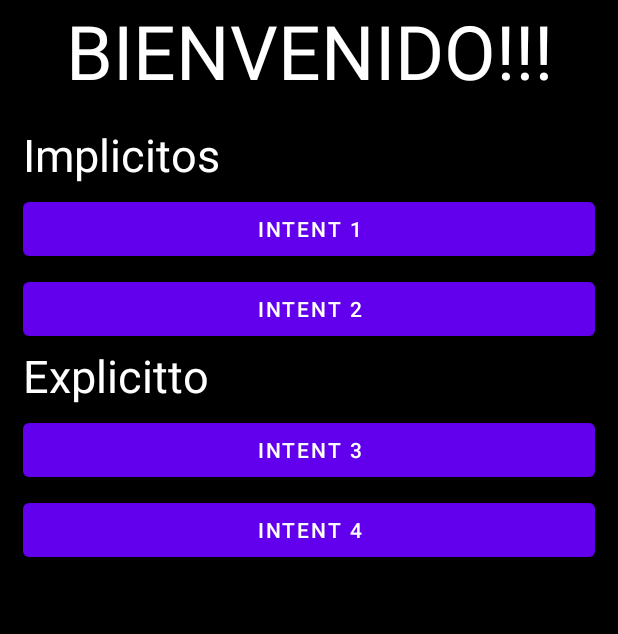
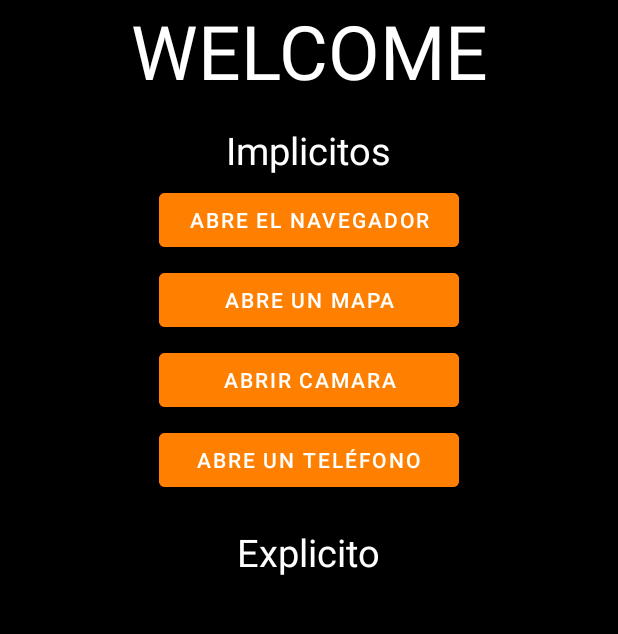
Before and after one commit to legendmarine81/Android_Practica_4_Intenent, an Android app: the MainActivity2 screen opened directly, with no data from a screen before it, on a phone screen of 412 x 824 dp, the part 84-718 px from its top. Run offline under Robolectric (Android 15) with nearby library versions, the phone set to English and light mode, and no system bars.

Commit message:
git commit -m "cambios"

```diff
--- a/app/src/main/java/com/example/saveme/MainActivity.java
+++ b/app/src/main/java/com/example/saveme/MainActivity.java
@@ -23,7 +23,7 @@ public class MainActivity extends AppCompatActivity implements View.OnClickListe
     @Override
     public void onClick(View view)
     {
-        Intent i=new Intent(this, MainActivity2.class);
+        Intent i = new Intent(this, MainActivity2.class);
         startActivity(i);
     }
 }
--- a/app/src/main/res/layout/activity_main2.xml
+++ b/app/src/main/res/layout/activity_main2.xml
@@ -37,46 +37,58 @@
             android:layout_height="wrap_content"
             android:text="Implicitos"
             android:textColor="@color/white"
-            android:textSize="30sp"/>
+            android:textSize="25sp"
+            android:layout_gravity="center"
+            />
 
         <Button
             android:id="@+id/btn1"
-            android:layout_width="match_parent"
+            android:layout_width="200dp"
             android:layout_height="wrap_content"
-            android:text="Intent 1"
             android:layout_gravity="center"
-            android:layout_marginTop="5dp"/>
+            android:layout_marginTop="5dp"
+            android:onClick="abrirNavegador"
+            android:text="ABRE EL NAVEGADOR"
+            android:backgroundTint="@color/orange"/>
 
         <Button
             android:id="@+id/btn2"
-            android:layout_width="match_parent"
+            android:layout_width="200dp"
             android:layout_height="wrap_content"
-            android:text="Intent 2"
             android:layout_gravity="center"
-            android:layout_marginTop="5dp"/>
+            android:layout_marginTop="5dp"
+            android:onClick="soyelMapa"
+            android:text="ABRE UN MAPA"
+            android:backgroundTint="@color/orange"/>
+
+        <Button
+            android:id="@+id/btn3"
+            android:layout_width="200dp"
+            android:layout_height="wrap_content"
+            android:layout_gravity="center"
+            android:layout_marginTop="5dp"
+            android:onClick="abrirCamara"
+            android:text="Abrir Camara"
+            android:backgroundTint="@color/orange"/>
+
+        <Button
+            android:id="@+id/btn4"
+            android:layout_width="200dp"
+            android:layout_height="wrap_content"
+            android:layout_gravity="center"
+            android:layout_marginTop="5dp"
+            android:onClick="abrirTelefono"
+            android:text="Abre Un Teléfono"
+            android:backgroundTint="@color/orange"/>
 
         <TextView
             android:layout_width="wrap_content"
             android:layout_height="wrap_content"
-            android:text="Explicitto"
+            android:text="Explicito"
             android:textColor="@color/white"
-            android:textSize="30sp"/>
-
-        <Button
-            android:id="@+id/btn3"
-            android:layout_width="match_parent"
-            android:layout_height="wrap_content"
-            android:text="Intent 3"
-            android:layout_gravity="center"
-            android:layout_marginTop="5dp"/>
-
-        <Button
-            android:id="@+id/btn4"
-            android:layout_width="match_parent"
-            android:layout_height="wrap_content"
-            android:text="Intent 4"
-            android:layout_gravity="center"
-            android:layout_marginTop="5dp"/>
+            android:layout_marginTop="20dp"
+            android:textSize="25sp"
+            android:layout_gravity="center"/>
 
     </LinearLayout>
 
--- a/app/src/main/res/values/colors.xml
+++ b/app/src/main/res/values/colors.xml
@@ -7,4 +7,5 @@
     <color name="teal_700">#FF018786</color>
     <color name="black">#FF000000</color>
     <color name="white">#FFFFFFFF</color>
+    <color name="orange">#FF8000</color>
 </resources>
--- a/app/src/main/res/values/strings.xml
+++ b/app/src/main/res/values/strings.xml
@@ -1,5 +1,5 @@
 <resources>
     <string name="app_name">saveme</string>
     <string name="nombre1">IR A LA SIGUIENTE ACTIVIDAD</string>
-    <string name="bvn">BIENVENIDO!!!</string>
+    <string name="bvn">WELCOME</string>
 </resources>
```
Also changed, not shown: app/src/main/java/com/example/saveme/MainActivity2.java (+27 -0 lines), app/src/main/res/layout/activity_main.xml (+8 -6 lines).
